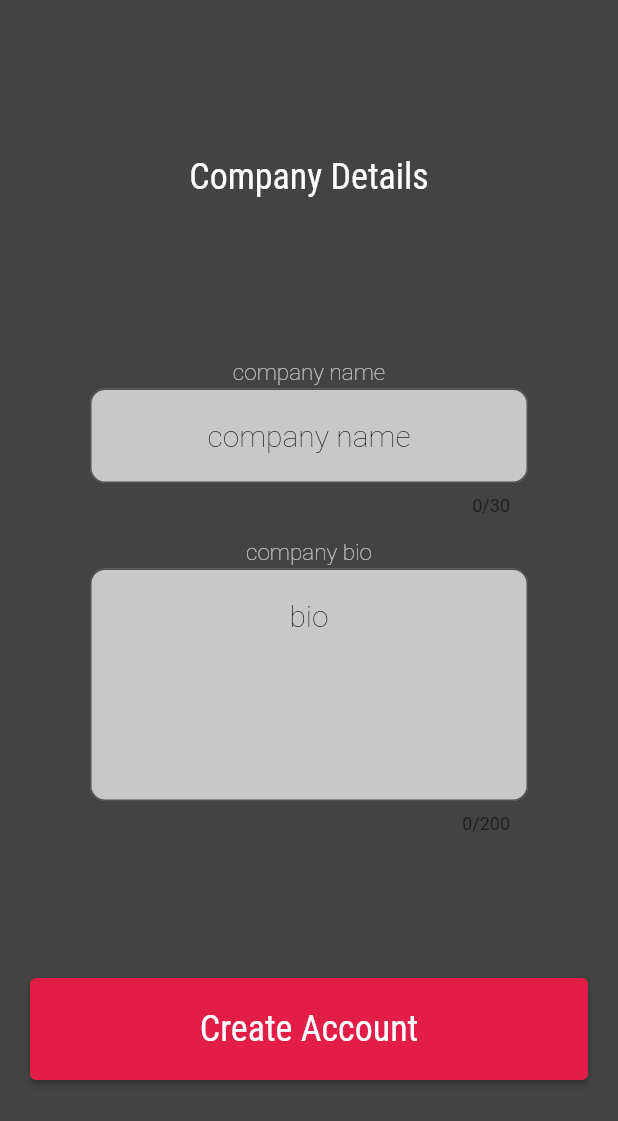
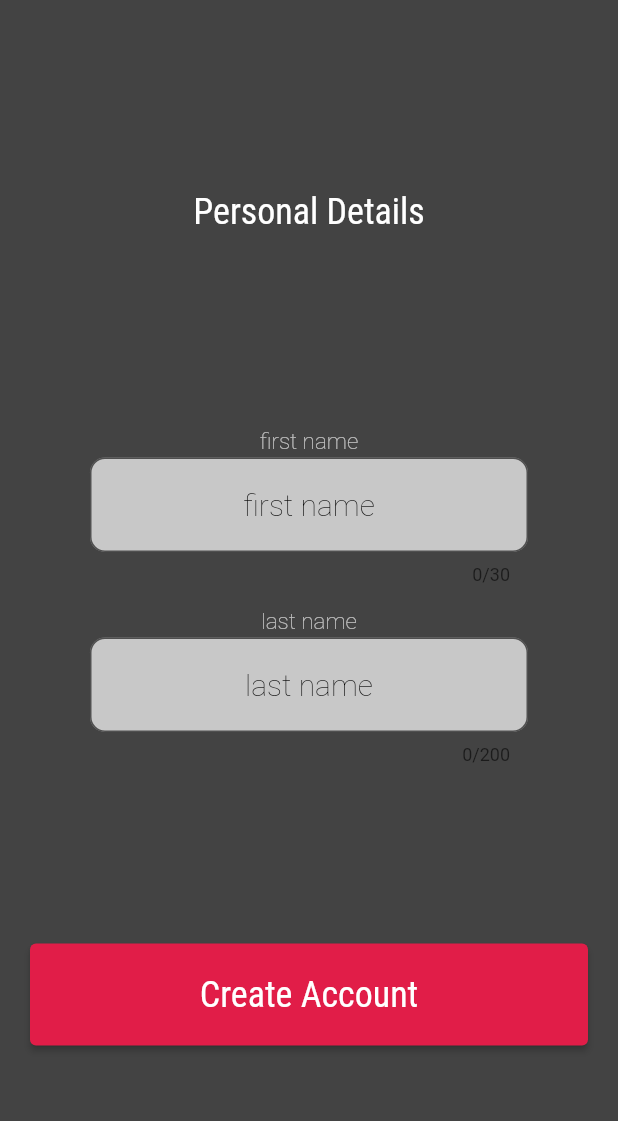
Before and after one commit to GoaConga/backend-integrated, a Flutter app: the NameDetailsScreen screen opened by its route, on a phone screen of 412 x 824 dp. Shown: the top 1121 px of the screen. Run offline on Flutter 3.47's test engine with Material 2 defaults, Android fonts, the phone set to English and light mode, and no system bars; our stand-ins replace flutter_form_builder, form_builder_validators, get, google_fonts, image_picker, introduction_screen and 3 more; missing offline and left inert: connectivity_plus_web, image_picker_for_web, package_info_plus_web, shared_preferences_web; accounts and stored records are empty; network calls fail.

```diff
--- a/lib/screens/browse/views/view_intern.dart
+++ b/lib/screens/browse/views/view_intern.dart
@@ -94,7 +94,7 @@ class InternScreen extends GetView<BrowseController> {
                             CircularProgressIndicator(
                               backgroundColor:
                                   const Color.fromARGB(255, 196, 196, 196),
-                              color: IFYColors.accentRed,
+                              color: Color.fromARGB(255, 0, 225, 255),
                               strokeWidth: 18,
                               value: getScore() / 100,
                             ),
--- a/lib/screens/browse/widgets/intern_tile.dart
+++ b/lib/screens/browse/widgets/intern_tile.dart
@@ -4,9 +4,16 @@ import 'package:flutter/material.dart';
 import 'package:internsforyou/models/student/student.dart';
 import 'package:internsforyou/theme/ify_custom_theme.dart';
 
+class Static_InternTile {
+  static late String intern_first;
+  static late String intern_last;
+  static late String intern_bio;
+}
+
 class InternTile extends StatefulWidget {
   final Student intern;
-  const InternTile({ Key? key, required this.intern, required this.onTap }) : super(key: key);
+  const InternTile({Key? key, required this.intern, required this.onTap})
+      : super(key: key);
   final VoidCallback onTap;
 
   @override
@@ -16,7 +23,10 @@ class InternTile extends StatefulWidget {
 class _InternTileState extends State<InternTile> {
   @override
   Widget build(BuildContext context) {
-    widget.intern.bio = "Lorem ipsum dolor sit amet, consectetur adipiscing elit. Aenean dapibus aliquam dolor sed luctus. Donec placerat ligula quis nisi convallis, eget sollicitudin quam luctus. Quisque neque mi, posuere vel ex vitae, tempor congue mauris. Vestibulum aliquet tincidunt aliquam. Aliquam at diam id leo molestie efficitur ut in enim. Vestibulum arcu nisi, posuere dictum ex vitae, finibus porttitor nulla. Cras velit sapien, iaculis sit amet nisi non, tempus commodo diam. Vivamus nec tellus in nibh vestibulum varius. Aenean felis leo, auctor at ipsum tempus, interdum scelerisque turpis. Nam libero odio, euismod non luctus ac, pretium eu purus. Integer ultrices quis felis eu porttitor. Phasellus eu aliquam urna. Sed metus arcu, dignissim vehicula lacinia et, posuere mattis nunc. Fusce sodales nulla vel iaculis aliquam. In in dignissim massa. Nam et sapien quis odio aliquet ullamcorper malesuada id odio.";
+    //widget.intern.firstName = 'first'; //Static_InternTile.intern_first;
+    //widget.intern.lastName = 'last'; //Static_InternTile.intern_last;
+    widget.intern.bio =
+        'bio started in intern_tile dart file'; //Static_InternTile.intern_bio;
     return Card(
       child: ListTile(
         onTap: widget.onTap,
@@ -31,19 +41,18 @@ class _InternTileState extends State<InternTile> {
                   backgroundColor: const Color.fromARGB(255, 196, 196, 196),
                   color: IFYColors.accentRed,
                   strokeWidth: 5,
-                value: widget.intern.score/100,
+                  value: widget.intern.score / 100,
                 ),
                 Center(
                   child: Text(widget.intern.score.toString(),
                       style: IFYFonts.scoreButtonText),
                 ),
-            ]
-          ),
+              ]),
         ),
         title: Text(widget.intern.firstName + ' ' + widget.intern.lastName,
-          style: IFYFonts.internListNameText
-        ),
-        subtitle: Text(widget.intern.bio,
+            style: IFYFonts.internListNameText),
+        subtitle: Text(
+          widget.intern.bio,
           maxLines: 2,
           style: IFYFonts.internListDescriptionText,
         ),
--- a/lib/screens/login/view.dart
+++ b/lib/screens/login/view.dart
@@ -130,8 +130,10 @@ class LoginScreen extends GetView<LoginController> {
       //showSuccess("User was successfully logout!");
       Static_LoginScreen.isLoggedIn = false;
       debugPrint("User logged out" + Static_LoginScreen.isLoggedIn.toString());
+      Get.toNamed(AppRoutes.loginScreen);
     } else {
       //showError(response.error!.message);
+      debugPrint("User log failed!!!");
     }
   }
 }
--- a/lib/screens/register/views/details_name_view.dart
+++ b/lib/screens/register/views/details_name_view.dart
@@ -31,7 +31,7 @@ class NameDetailsScreen extends GetView<RegisterController> {
                   Column(
                     children: [
                       Text(
-                          '${Static_NameDetailsScreen.isCompany ? 'Company' : 'Personal'} Details',
+                          '${Static_NameDetailsScreen.isCompany ? 'Personal' : 'Personal'} Details',
                           style: IFYFonts.introHeader),
                       Container()
                     ],
@@ -41,8 +41,8 @@ class NameDetailsScreen extends GetView<RegisterController> {
                       Padding(
                           padding: const EdgeInsets.fromLTRB(40, 10, 40, 2),
                           child: primaryTextField(
-                              '${Static_NameDetailsScreen.isCompany ? 'company' : 'first'} name',
-                              '${Static_NameDetailsScreen.isCompany ? 'company' : 'first'} name',
+                              '${Static_NameDetailsScreen.isCompany ? 'first' : 'first'} name',
+                              '${Static_NameDetailsScreen.isCompany ? 'first' : 'first'} name',
                               false,
                               Static_NameDetailsScreen.firstnameController,
                               TextInputType.text,
@@ -62,12 +62,12 @@ class NameDetailsScreen extends GetView<RegisterController> {
                       Padding(
                           padding: const EdgeInsets.fromLTRB(40, 10, 40, 2),
                           child: primaryTextField(
-                              '${Static_NameDetailsScreen.isCompany ? 'company' : 'personal'} bio',
-                              'bio',
+                              '${Static_NameDetailsScreen.isCompany ? 'last' : 'personal'} name',
+                              'last name',
                               false,
                               Static_NameDetailsScreen.lastnameController,
-                              TextInputType.multiline,
-                              5,
+                              TextInputType.text,
+                              1,
                               200)),
                     ],
                   ),
```
Also changed, not shown: lib/models/student/student.dart (+7 -8 lines), lib/screens/browse/views/browse_interns.dart (+7 -16 lines), lib/screens/browse/views/browse_internships.dart (+41 -21 lines). Lines whose indentation alone changed are shown as unchanged.
